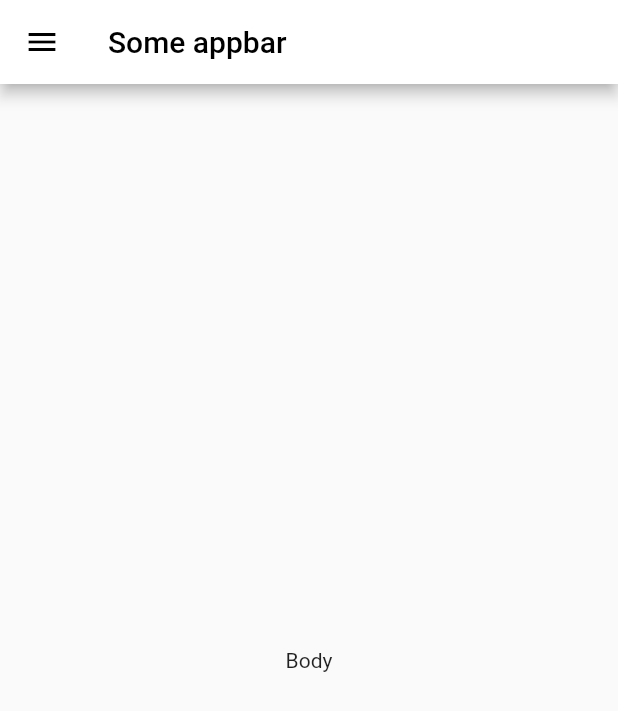
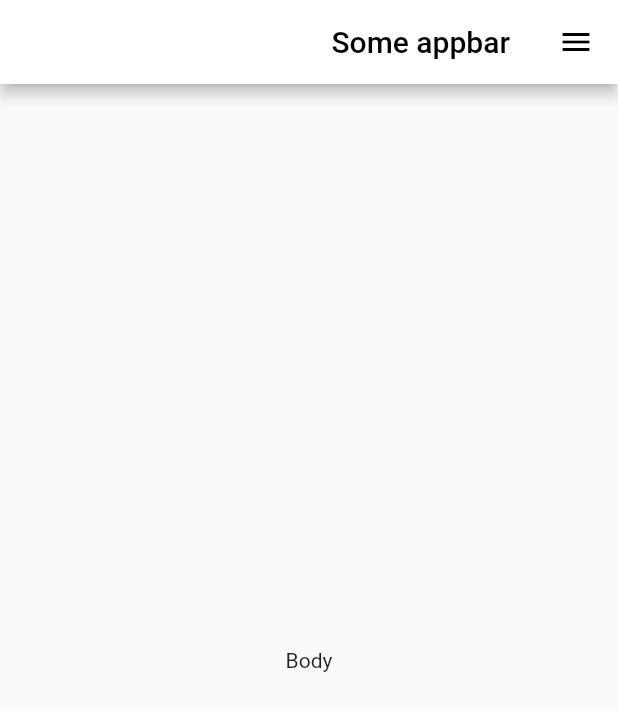
Before and after one commit to pacifio/fancy_drawer, a Flutter app: the screen it shows after launch, on a phone screen of 412 x 824 dp. Shown: the top 711 px of the screen. Run offline on Flutter 3.47's test engine with Material 2 defaults, Android fonts, the phone set to English and light mode, and no system bars.

Commit message:
Added RTL support

```diff
--- a/example/lib/main.dart
+++ b/example/lib/main.dart
@@ -46,7 +46,9 @@ class _HomeScreenState extends State<HomeScreen>
 
   @override
   Widget build(BuildContext context) {
-    return Material(
+    return Directionality(
+      textDirection: TextDirection.rtl,
+      child: Material(
         child: FancyDrawerWrapper(
           backgroundColor: Colors.white,
           controller: _controller,
@@ -115,6 +117,7 @@ class _HomeScreenState extends State<HomeScreen>
             ),
           ),
         ),
+      ),
     );
   }
 }
--- a/lib/src/wrapper.dart
+++ b/lib/src/wrapper.dart
@@ -43,20 +43,25 @@ class _FancyDrawerWrapperState extends State<FancyDrawerWrapper> {
 
   Widget _renderContent() {
     final slideAmount = 275.0 * widget.controller.percentOpen;
-    final contentScale = 1.0 - (0.2 * widget.controller.percentOpen);
+    final padding = (0.2 * widget.controller.percentOpen);
     final cornerRadius = widget.cornerRadius * widget.controller.percentOpen;
 
-    return Transform(
-      transform: Matrix4.translationValues(slideAmount, 0.0, 0.0)
-        ..scale(contentScale, contentScale),
-      alignment: Alignment.centerLeft,
+    var size = MediaQuery.of(context).size;
+    var w = size.width, h = size.height;
+    return PositionedDirectional(
+      bottom: padding * h / 2,
+      start: slideAmount,
+      top: padding * h / 2,
       child: Container(
+        width: w,
+        height: h,
         decoration: BoxDecoration(boxShadow: [
           BoxShadow(
             color: Colors.black.withOpacity(0.15),
             offset: Offset(0.0, 4.0),
             blurRadius: 40.0,
-              spreadRadius: 10.0)
+            spreadRadius: 10.0,
+          )
         ]),
         child: ClipRRect(
           borderRadius: BorderRadius.circular(cornerRadius),
@@ -75,15 +80,17 @@ class _FancyDrawerWrapperState extends State<FancyDrawerWrapper> {
 
   @override
   Widget build(BuildContext context) {
+    var size = MediaQuery.of(context).size;
+    var w = size.width, h = size.height;
     return Stack(
       children: <Widget>[
-        Container(
-          width: double.infinity,
-          height: double.infinity,
+        Positioned.fill(
+          child: Container(
+            width: w,
+            height: h,
             color: widget.backgroundColor,
             child: Padding(
-            padding:
-                EdgeInsets.only(left: MediaQuery.of(context).size.width / 8),
+              padding: EdgeInsetsDirectional.only(start: w / 8),
               child: Column(
                 mainAxisAlignment: MainAxisAlignment.center,
                 crossAxisAlignment: CrossAxisAlignment.start,
@@ -96,6 +103,7 @@ class _FancyDrawerWrapperState extends State<FancyDrawerWrapper> {
               ),
             ),
           ),
+        ),
         _renderContent()
       ],
     );
```
Also changed, not shown: example/pubspec.lock, pubspec.lock. Lines whose indentation alone changed are shown as unchanged.
